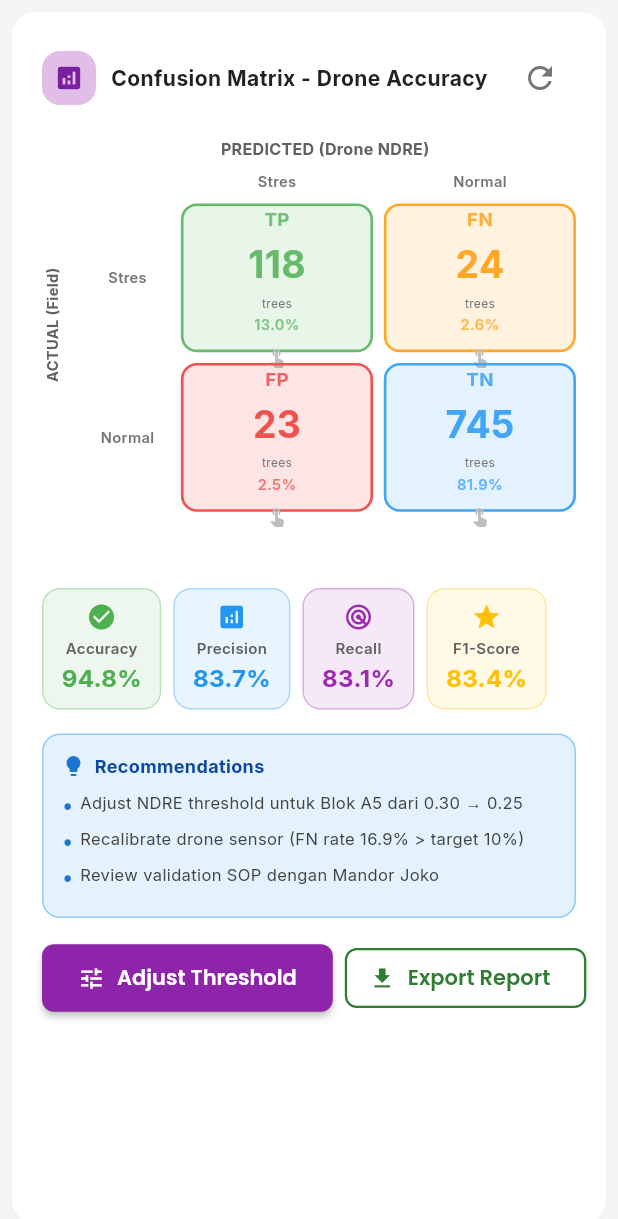
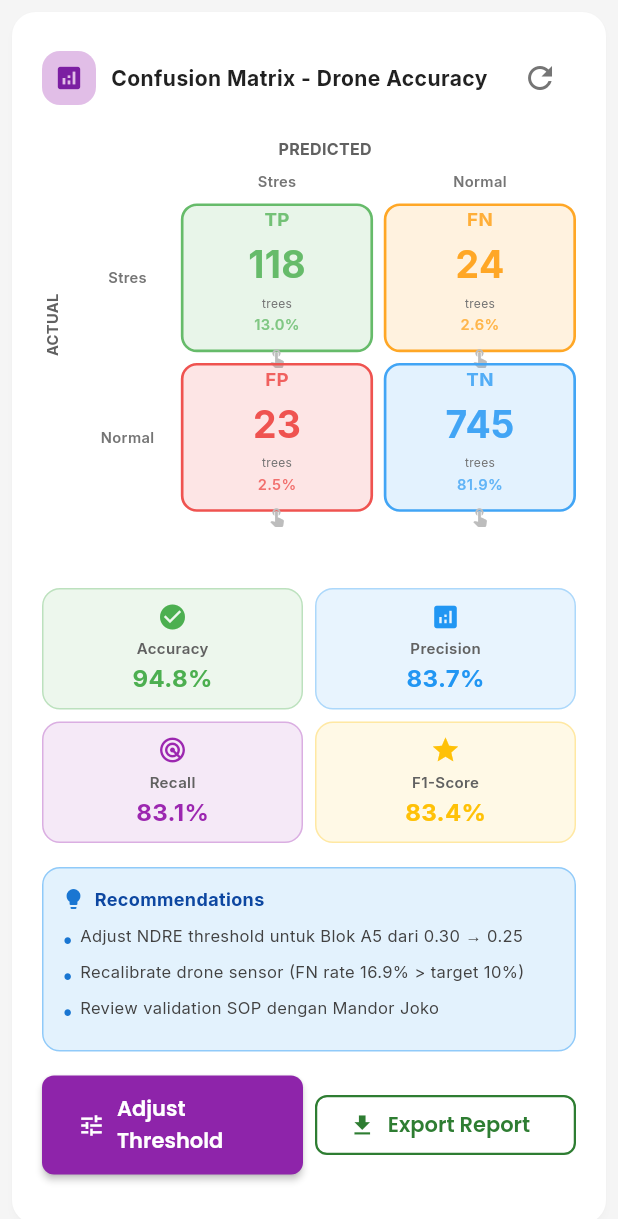
Before and after one commit to mastoroshadiq-prog/frontend-poac, a Flutter app: the ConfusionMatrixHeatmap widget shown alone on an empty page, opened directly, on a phone screen of 412 x 824 dp. Shown: the top 1219 px of the screen. Run offline on Flutter 3.47's test engine with Material 3 defaults, Android fonts, the light colour scheme and no system bars; our stand-ins replace fl_chart, google_fonts, percent_indicator, supabase_flutter; missing offline and left inert: dart:html; accounts and stored records are empty; network calls fail.

Commit message:
refactor(confusion-matrix): UI refinement - shorten labels, 2x2 metrics grid, equal-width buttons
- Shortened axis labels to fix overflow:
  * 'ACTUAL (Field)'  'ACTUAL'
  * 'PREDICTED (Drone NDRE)'  'PREDICTED'
- Changed metrics layout from Wrap to 2x2 grid:
  * Row 1: Accuracy + Precision (Expanded)
  * Row 2: Recall + F1-Score (Expanded)
- Button alignment: wrapped in Row with Expanded for equal width
- Visual fix based on user screenshot feedback

```diff
--- a/lib/views/dashboard/asisten/widgets/confusion_matrix_heatmap.dart
+++ b/lib/views/dashboard/asisten/widgets/confusion_matrix_heatmap.dart
@@ -160,7 +160,7 @@ class _ConfusionMatrixHeatmapState extends State<ConfusionMatrixHeatmap> {
                 quarterTurns: 3,
                 child: Center(
                   child: Text(
-                    'ACTUAL (Field)',
+                    'ACTUAL',
                     style: TextStyle(
                       fontSize: 11,
                       fontWeight: FontWeight.bold,
@@ -179,7 +179,7 @@ class _ConfusionMatrixHeatmapState extends State<ConfusionMatrixHeatmap> {
                 Padding(
                   padding: const EdgeInsets.only(bottom: 8),
                   child: Text(
-                    'PREDICTED (Drone NDRE)',
+                    'PREDICTED',
                     style: TextStyle(
                       fontSize: 12,
                       fontWeight: FontWeight.bold,
@@ -399,38 +399,54 @@ class _ConfusionMatrixHeatmapState extends State<ConfusionMatrixHeatmap> {
   Widget _buildMetricsRow(BuildContext context) {
     final data = _data!;
 
-    return Wrap(
-      spacing: 8,
-      runSpacing: 8,
-      alignment: WrapAlignment.spaceEvenly,
+    return Column(
       children: [
-        _buildMetricCard(
+        Row(
+          children: [
+            Expanded(
+              child: _buildMetricCard(
                 'Accuracy',
                 '${(data.accuracy * 100).toStringAsFixed(1)}%',
                 Icons.check_circle,
                 data.meetsTargetAccuracy ? Colors.green : Colors.orange,
                 'Overall correctness\nTarget: ≥80%',
               ),
-        _buildMetricCard(
+            ),
+            const SizedBox(width: 8),
+            Expanded(
+              child: _buildMetricCard(
                 'Precision',
                 '${(data.precision * 100).toStringAsFixed(1)}%',
                 Icons.analytics,
                 data.meetsTargetPrecision ? Colors.blue : Colors.orange,
                 'Positive prediction reliability\nTarget: ≥75%',
               ),
-        _buildMetricCard(
+            ),
+          ],
+        ),
+        const SizedBox(height: 8),
+        Row(
+          children: [
+            Expanded(
+              child: _buildMetricCard(
                 'Recall',
                 '${(data.recall * 100).toStringAsFixed(1)}%',
                 Icons.radar,
                 data.meetsTargetRecall ? Colors.purple : Colors.orange,
                 'Detection completeness\nTarget: ≥80%',
               ),
-        _buildMetricCard(
+            ),
+            const SizedBox(width: 8),
+            Expanded(
+              child: _buildMetricCard(
                 'F1-Score',
                 '${(data.f1Score * 100).toStringAsFixed(1)}%',
                 Icons.star,
                 Colors.amber,
                 'Balanced performance\n(Precision × Recall)',
+              ),
+            ),
+          ],
         ),
       ],
     );
@@ -531,7 +547,8 @@ class _ConfusionMatrixHeatmapState extends State<ConfusionMatrixHeatmap> {
   Widget _buildActionButtons(BuildContext context) {
     return Row(
       children: [
-        ElevatedButton.icon(
+        Expanded(
+          child: ElevatedButton.icon(
             onPressed: () => _adjustThreshold(context),
             icon: const Icon(Icons.tune, size: 18),
             label: const Text('Adjust Threshold'),
@@ -540,11 +557,14 @@ class _ConfusionMatrixHeatmapState extends State<ConfusionMatrixHeatmap> {
               foregroundColor: Colors.white,
             ),
           ),
+        ),
         const SizedBox(width: 8),
-        OutlinedButton.icon(
+        Expanded(
+          child: OutlinedButton.icon(
             onPressed: () => _exportReport(context),
             icon: const Icon(Icons.download, size: 18),
             label: const Text('Export Report'),
+          ),
         ),
       ],
     );
```
Lines whose indentation alone changed are shown as unchanged.
